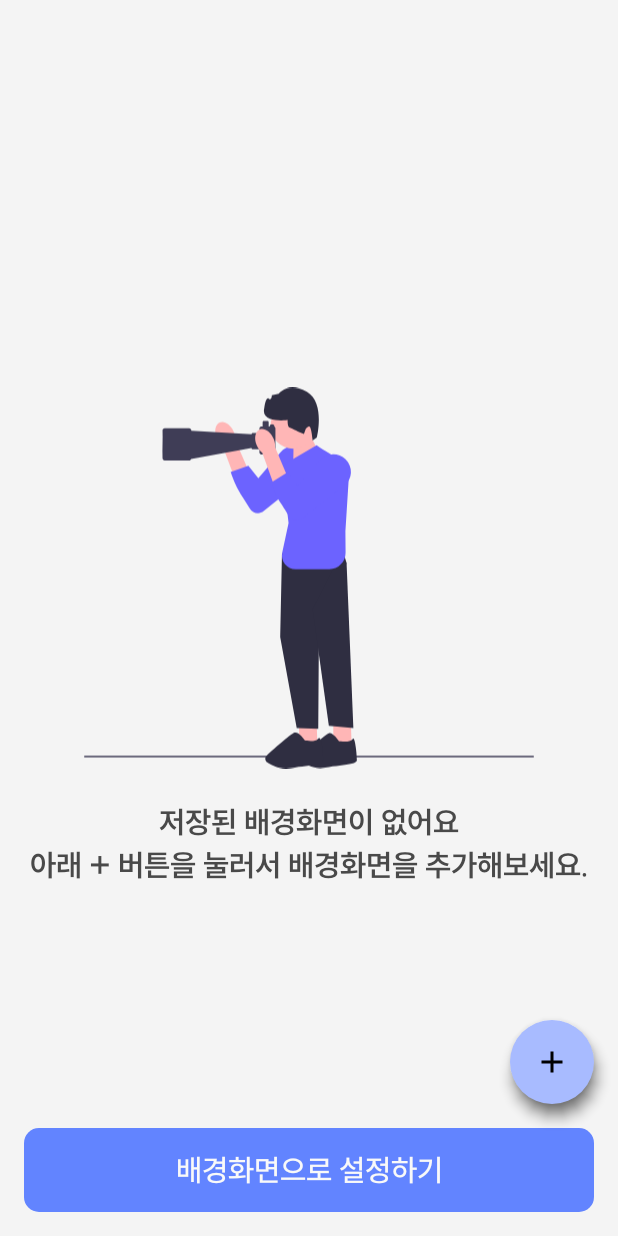
After one commit to kichan05/Multi-Wallpaper, an Android app: the fragment HomeFragment shown on its own in the app's theme, on a phone screen of 412 x 824 dp. The commit adds this screen. Run offline under Robolectric (Android 15) with nearby library versions, the phone set to English and light mode, and no system bars; our stand-ins replace Room's generated code, data binding.

Commit message:
HomeFragment

```diff
--- /dev/null
+++ b/app/src/main/java/dev/kichan/multiwallpaper/base/BaseFragment.kt
@@ -0,0 +1,36 @@
+package dev.kichan.multiwallpaper
+
+import android.content.Context
+import android.os.Bundle
+import android.view.LayoutInflater
+import android.view.View
+import android.view.ViewGroup
+import android.view.inputmethod.InputMethodManager
+import androidx.annotation.LayoutRes
+import androidx.databinding.DataBindingUtil
+import androidx.databinding.ViewDataBinding
+import androidx.fragment.app.Fragment
+
+abstract class BaseFragment<D : ViewDataBinding>(
+    @LayoutRes
+    val resId : Int
+) : Fragment() {
+    protected lateinit var binding : D
+
+    protected fun hideKeyboard() {
+        val imm = requireActivity().getSystemService(Context.INPUT_METHOD_SERVICE) as InputMethodManager
+        imm.hideSoftInputFromWindow(requireView().windowToken, 0)
+    }
+
+    override fun onCreateView(
+        inflater: LayoutInflater,
+        container: ViewGroup?,
+        savedInstanceState: Bundle?
+    ): View? {
+        binding = DataBindingUtil.inflate(layoutInflater, resId, container, false)
+
+        binding.lifecycleOwner = viewLifecycleOwner
+
+        return binding.root
+    }
+}
--- /dev/null
+++ b/app/src/main/java/dev/kichan/multiwallpaper/ui/main/HomeFragment.kt
@@ -0,0 +1,108 @@
+package dev.kichan.multiwallpaper.ui.main
+
+import android.app.WallpaperManager
+import android.content.Intent
+import android.os.Bundle
+import androidx.fragment.app.Fragment
+import android.view.LayoutInflater
+import android.view.View
+import android.view.ViewGroup
+import androidx.activity.result.contract.ActivityResultContracts
+import androidx.databinding.DataBindingUtil
+import androidx.room.Room
+import dev.kichan.multiwallpaper.BaseFragment
+import dev.kichan.multiwallpaper.ExtraKey
+import dev.kichan.multiwallpaper.R
+import dev.kichan.multiwallpaper.databinding.ActivityMainBinding
+import dev.kichan.multiwallpaper.databinding.FragmentHomeBinding
+import dev.kichan.multiwallpaper.model.db.WallpaperDataBase
+import dev.kichan.multiwallpaper.ui.LoadingDialog
+import dev.kichan.multiwallpaper.ui.ViewPagerAdapter
+import dev.kichan.multiwallpaper.ui.addWallpaper.AddWallpaperActivity
+import kotlinx.coroutines.CoroutineScope
+import kotlinx.coroutines.Dispatchers
+import kotlinx.coroutines.launch
+import kotlinx.coroutines.withContext
+
+class HomeFragment : BaseFragment<FragmentHomeBinding>(R.layout.fragment_home) {
+    private var wallpaperData: MutableList<Wallpaper> = mutableListOf()
+
+    private val getImage = registerForActivityResult(ActivityResultContracts.GetContent()) {
+        if (it == null) {
+            return@registerForActivityResult
+        }
+
+        val intent = Intent(activity, AddWallpaperActivity::class.java).apply {
+            putExtra(ExtraKey.GET_IMAGE_EXTRA.key, it.toString())
+        }
+
+        startActivity(intent)
+    }
+
+    override fun onStart() {
+        super.onStart()
+
+        binding.run {
+            btnMainSetWallpaper.setOnClickListener(clickSetWallpaper)
+            btnMainAddWallpaper.setOnClickListener(clickAddWallpaper)
+        }
+
+        updateData()
+    }
+
+    private fun updateData() {
+        CoroutineScope(Dispatchers.IO).launch {
+            val db = Room.databaseBuilder(
+                requireContext(),
+                WallpaperDataBase::class.java,
+                WallpaperDataBase.dbName
+            ).build()
+
+            val result = db.wallpaperDao().getAll()
+
+            withContext(Dispatchers.Main) {
+                wallpaperData.clear()
+                wallpaperData.addAll(result)
+
+                if (wallpaperData.size == 0) {
+                    return@withContext
+                }
+
+                binding.layoutMainNull.visibility = View.GONE
+
+                binding.vpMain.adapter = ViewPagerAdapter(
+                    requireActivity(),
+                    wallpaperData.map { WallpaperFragment(it) }
+                )
+            }
+        }
+    }
+
+    private fun setViewPagerPreView() = binding.vpMain.run {
+        clipToPadding = false
+        setPageTransformer { page, position ->
+            page.translationX = -(40 * position)
+            page.scaleY = 1 - (0.25f * kotlin.math.abs(position))
+        }
+    }
+
+
+    private val clickSetWallpaper: (View) -> Unit = { v ->
+        val wallpaperIndex = binding.vpMain.currentItem
+
+        WallpaperManager.getInstance(context).setBitmap(wallpaperData[wallpaperIndex].wallpaper)
+
+//        val dialog = LoadingDialog().apply {
+//            show(fragmentManager, "AA")
+//        }
+//        dialog.dismiss()
+
+        val launcher = Intent(Intent.ACTION_MAIN)
+        launcher.addCategory(Intent.CATEGORY_HOME)
+        startActivity(launcher)
+    }
+
+    private val clickAddWallpaper: (View) -> Unit = { v ->
+        getImage.launch("image/*")
+    }
+}
--- /dev/null
+++ b/app/src/main/res/layout/fragment_home.xml
@@ -0,0 +1,86 @@
+<?xml version="1.0" encoding="utf-8"?>
+<layout xmlns:android="http://schemas.android.com/apk/res/android"
+    xmlns:app="http://schemas.android.com/apk/res-auto"
+    xmlns:tools="http://schemas.android.com/tools">
+
+    <data>
+
+    </data>
+
+    <androidx.constraintlayout.widget.ConstraintLayout
+        android:layout_width="match_parent"
+        android:layout_height="match_parent"
+        tools:context="dev.kichan.multiwallpaper.ui.main.MainActivity">
+
+        <LinearLayout
+            android:id="@+id/layout_main_null"
+            android:layout_width="wrap_content"
+            android:layout_height="wrap_content"
+
+            android:gravity="center"
+
+            android:orientation="vertical"
+
+            app:layout_constraintBottom_toBottomOf="parent"
+            app:layout_constraintEnd_toEndOf="parent"
+            app:layout_constraintStart_toStartOf="parent"
+            app:layout_constraintTop_toTopOf="parent">
+
+            <ImageView
+                android:layout_width="300dp"
+                android:layout_height="300dp"
+
+                android:src="@drawable/ic_find" />
+
+            <TextView
+                android:layout_width="wrap_content"
+                android:layout_height="wrap_content"
+
+                android:gravity="center"
+                android:text="저장된 배경화면이 없어요\n아래 + 버튼을 눌러서 배경화면을 추가해보세요."
+                android:textFontWeight="600"
+
+                android:textSize="20sp" />
+        </LinearLayout>
+
+        <androidx.viewpager2.widget.ViewPager2
+            android:id="@+id/vp_main"
+            android:layout_width="0dp"
+            android:layout_height="0dp"
+
+            app:layout_constraintBottom_toTopOf="@id/btn_main_setWallpaper"
+            app:layout_constraintEnd_toEndOf="parent"
+            app:layout_constraintStart_toStartOf="parent"
+            app:layout_constraintTop_toTopOf="parent" />
+
+        <Button
+            android:id="@+id/btn_main_setWallpaper"
+            android:layout_width="0dp"
+            android:layout_height="wrap_content"
+
+            android:layout_marginHorizontal="@dimen/ui_padding_horizontal"
+
+            android:layout_marginBottom="@dimen/ui_padding_vertical"
+            android:text="배경화면으로 설정하기"
+
+            app:layout_constraintBottom_toBottomOf="parent"
+            app:layout_constraintEnd_toEndOf="parent"
+            app:layout_constraintStart_toStartOf="parent" />
+
+        <com.google.android.material.floatingactionbutton.FloatingActionButton
+            android:id="@+id/btn_main_addWallpaper"
+            android:layout_width="wrap_content"
+            android:layout_height="wrap_content"
+
+            android:layout_marginBottom="@dimen/ui_padding_vertical"
+            android:backgroundTint="@color/blue_300"
+            android:elevation="0dp"
+
+            android:src="@drawable/ic_add"
+            app:borderWidth="0dp"
+
+            app:layout_constraintBottom_toTopOf="@id/btn_main_setWallpaper"
+            app:layout_constraintEnd_toEndOf="@id/btn_main_setWallpaper" />
+
+    </androidx.constraintlayout.widget.ConstraintLayout>
+</layout>
```
Also changed, not shown: app/src/main/java/dev/kichan/multiwallpaper/base/BaseActivity.kt (added, +32 -0 lines), app/src/main/java/dev/kichan/multiwallpaper/ui/main/MainActivity.kt (+0 -80 lines), app/src/main/java/dev/kichan/multiwallpaper/ui/main/MoreFragment.kt (added, +18 -0 lines), app/src/main/java/dev/kichan/multiwallpaper/ui/main/OneshotFragment.kt (added, +18 -0 lines), app/src/main/res/layout/activity_main.xml (+2 -79 lines), app/src/main/res/layout/fragment_more.xml (added, +14 -0 lines), app/src/main/res/layout/fragment_oneshot.xml (added, +14 -0 lines).
